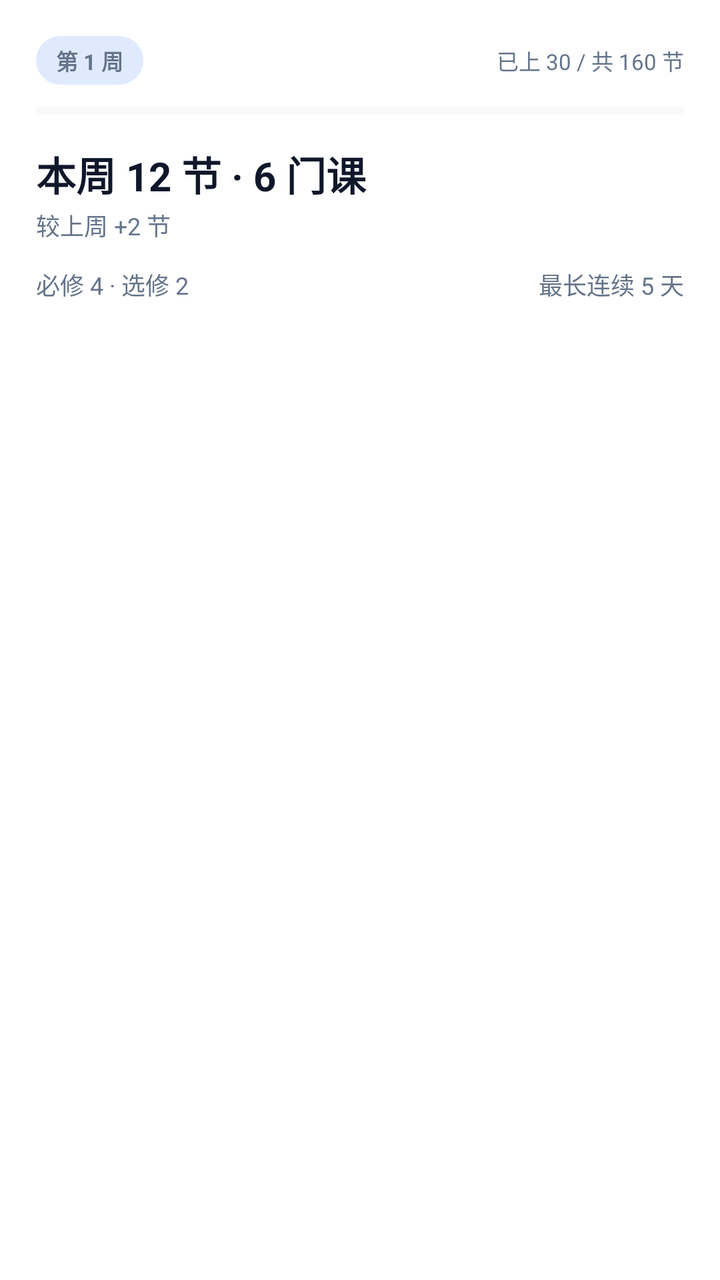
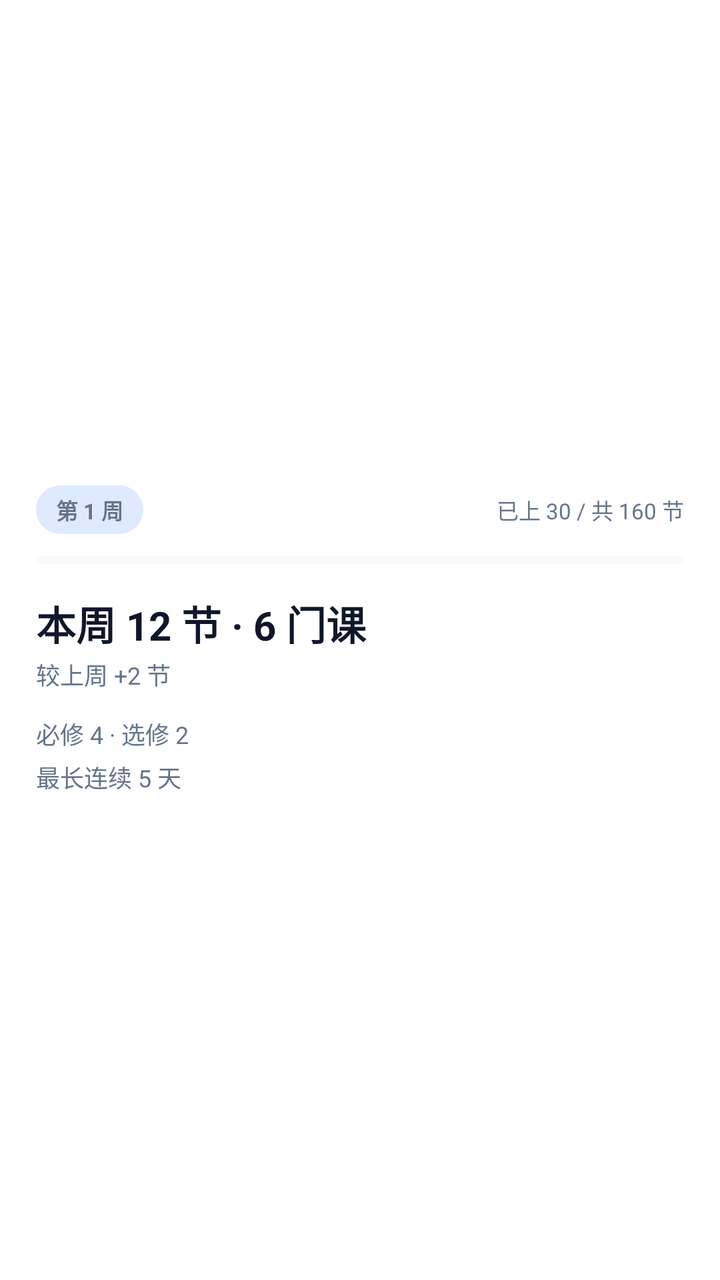

Two renders of the same Android screen: before a commit and after it. Below are the layout's source before the change and the commit's diff.
<!-- AndroidManifest.xml: fallback theme Theme.MaterialComponents.DayNight.NoActionBar -->
<!-- res/layout/widget_stats_medium.xml -->
<?xml version="1.0" encoding="utf-8"?>
<FrameLayout xmlns:android="http://schemas.android.com/apk/res/android"
    android:id="@+id/widget_root"
    android:layout_width="match_parent"
    android:layout_height="match_parent">

    <LinearLayout
        android:id="@+id/widget_card"
        android:layout_width="match_parent"
        android:layout_height="match_parent"
        android:orientation="vertical"
        android:padding="18dp">

        <LinearLayout
            android:layout_width="match_parent"
            android:layout_height="wrap_content"
            android:gravity="center_vertical"
            android:orientation="horizontal">

            <TextView
                android:id="@+id/stats_week"
                android:layout_width="wrap_content"
                android:layout_height="wrap_content"
                android:background="@drawable/widget_status_chip_strong"
                android:ellipsize="end"
                android:maxLines="1"
                android:paddingLeft="10dp"
                android:paddingTop="4dp"
                android:paddingRight="10dp"
                android:paddingBottom="4dp"
                android:text="第 1 周"
                android:textColor="#64748B"
                android:textSize="11sp"
                android:textStyle="bold" />

            <TextView
                android:id="@+id/stats_progress_text"
                android:layout_width="0dp"
                android:layout_height="wrap_content"
                android:layout_marginLeft="8dp"
                android:layout_weight="1"
                android:ellipsize="end"
                android:gravity="right"
                android:maxLines="1"
                android:text="已上 30 / 共 160 节"
                android:textColor="#64748B"
                android:textSize="11sp" />

        </LinearLayout>

        <ProgressBar
            android:id="@+id/stats_progress"
            style="?android:attr/progressBarStyleHorizontal"
            android:layout_width="match_parent"
            android:layout_height="6dp"
            android:layout_marginTop="10dp"
            android:max="100"
            android:progressTint="#2563EB"
            android:progressBackgroundTint="#E2E8F0" />

        <TextView
            android:id="@+id/stats_sections"
            android:layout_width="match_parent"
            android:layout_height="wrap_content"
            android:layout_marginTop="14dp"
            android:ellipsize="end"
            android:maxLines="1"
            android:text="本周 12 节 · 6 门课"
            android:textColor="#0F172A"
            android:textSize="20sp"
            android:textStyle="bold" />

        <TextView
            android:id="@+id/stats_delta"
            android:layout_width="match_parent"
            android:layout_height="wrap_content"
            android:layout_marginTop="2dp"
            android:ellipsize="end"
            android:maxLines="1"
            android:text="较上周 +2 节"
            android:textColor="#64748B"
            android:textSize="12sp" />

        <LinearLayout
            android:id="@+id/stats_nature_row"
            android:layout_width="match_parent"
            android:layout_height="wrap_content"
            android:layout_marginTop="12dp"
            android:gravity="center_vertical"
            android:orientation="horizontal">

            <TextView
                android:id="@+id/stats_nature"
                android:layout_width="0dp"
                android:layout_height="wrap_content"
                android:layout_weight="1"
                android:ellipsize="end"
                android:maxLines="1"
                android:text="必修 4 · 选修 2"
                android:textColor="#64748B"
                android:textSize="12sp" />

            <TextView
                android:id="@+id/stats_streak"
                android:layout_width="wrap_content"
                android:layout_height="wrap_content"
                android:layout_marginLeft="8dp"
                android:ellipsize="end"
                android:maxLines="1"
                android:text="最长连续 5 天"
                android:textColor="#64748B"
                android:textSize="12sp" />

        </LinearLayout>

    </LinearLayout>

</FrameLayout>
<!-- resources referenced by this layout -->
<resources>
  <!-- drawable widget_status_chip_strong (drawable) -->
  <?xml version="1.0" encoding="utf-8"?>
  <shape xmlns:android="http://schemas.android.com/apk/res/android"
      android:shape="rectangle">
      <corners android:radius="999dp" />
      <solid android:color="#E0EAFF" />
  </shape>
</resources>

<!-- the commit's change to res/layout/widget_stats_medium.xml (unified diff, before → after) -->
@@ -8,6 +8,7 @@
         android:id="@+id/widget_card"
         android:layout_width="match_parent"
         android:layout_height="match_parent"
+        android:gravity="center_vertical"
         android:orientation="vertical"
         android:padding="18dp">
 
@@ -86,14 +87,12 @@
             android:layout_width="match_parent"
             android:layout_height="wrap_content"
             android:layout_marginTop="12dp"
-            android:gravity="center_vertical"
-            android:orientation="horizontal">
+            android:orientation="vertical">
 
             <TextView
                 android:id="@+id/stats_nature"
-                android:layout_width="0dp"
+                android:layout_width="match_parent"
                 android:layout_height="wrap_content"
-                android:layout_weight="1"
                 android:ellipsize="end"
                 android:maxLines="1"
                 android:text="必修 4 · 选修 2"
@@ -102,9 +101,9 @@
 
             <TextView
                 android:id="@+id/stats_streak"
-                android:layout_width="wrap_content"
+                android:layout_width="match_parent"
                 android:layout_height="wrap_content"
-                android:layout_marginLeft="8dp"
+                android:layout_marginTop="4dp"
                 android:ellipsize="end"
                 android:maxLines="1"
                 android:text="最长连续 5 天"
@@ -113,6 +112,40 @@
 
         </LinearLayout>
 
+        
+        <LinearLayout
+            android:id="@+id/stats_extra_row"
+            android:layout_width="match_parent"
+            android:layout_height="wrap_content"
+            android:layout_marginTop="12dp"
+            android:gravity="center_vertical"
+            android:orientation="horizontal"
+            android:visibility="gone">
+
+            <TextView
+                android:id="@+id/stats_percent"
+                android:layout_width="0dp"
+                android:layout_height="wrap_content"
+                android:layout_weight="1"
+                android:ellipsize="end"
+                android:maxLines="1"
+                android:text="已上 18%"
+                android:textColor="#64748B"
+                android:textSize="12sp" />
+
+            <TextView
+                android:id="@+id/stats_daily"
+                android:layout_width="wrap_content"
+                android:layout_height="wrap_content"
+                android:layout_marginLeft="8dp"
+                android:ellipsize="end"
+                android:maxLines="1"
+                android:text="日均约 4.4 节"
+                android:textColor="#64748B"
+                android:textSize="12sp" />
+
+        </LinearLayout>
+
     </LinearLayout>
 
 </FrameLayout>
